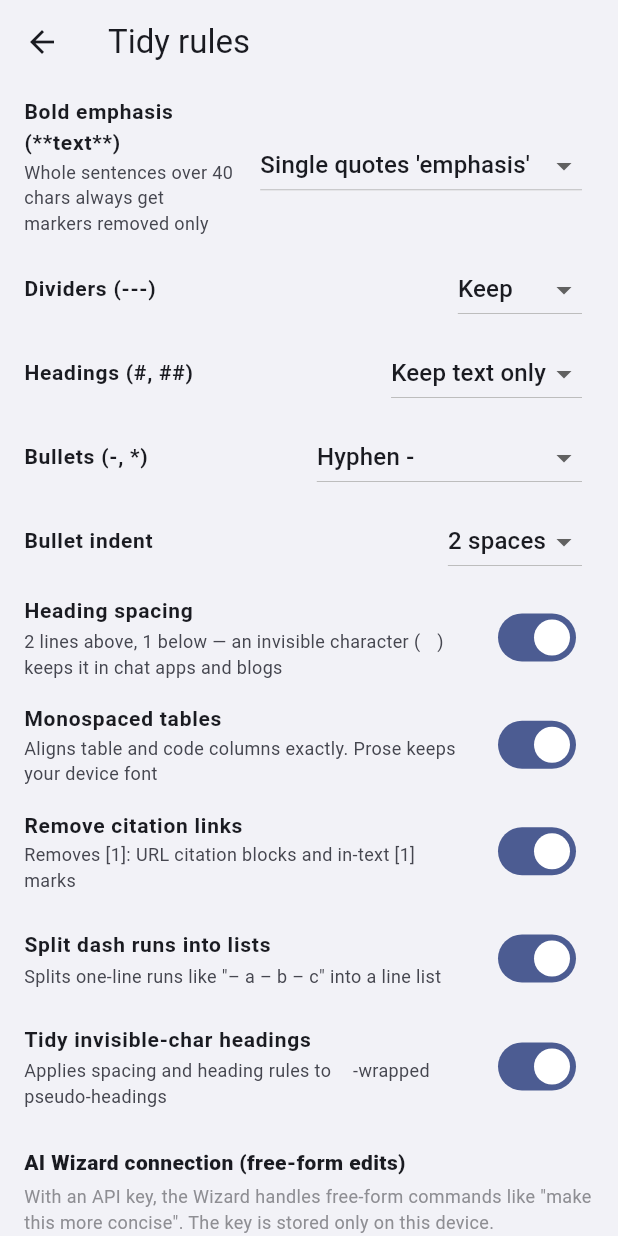
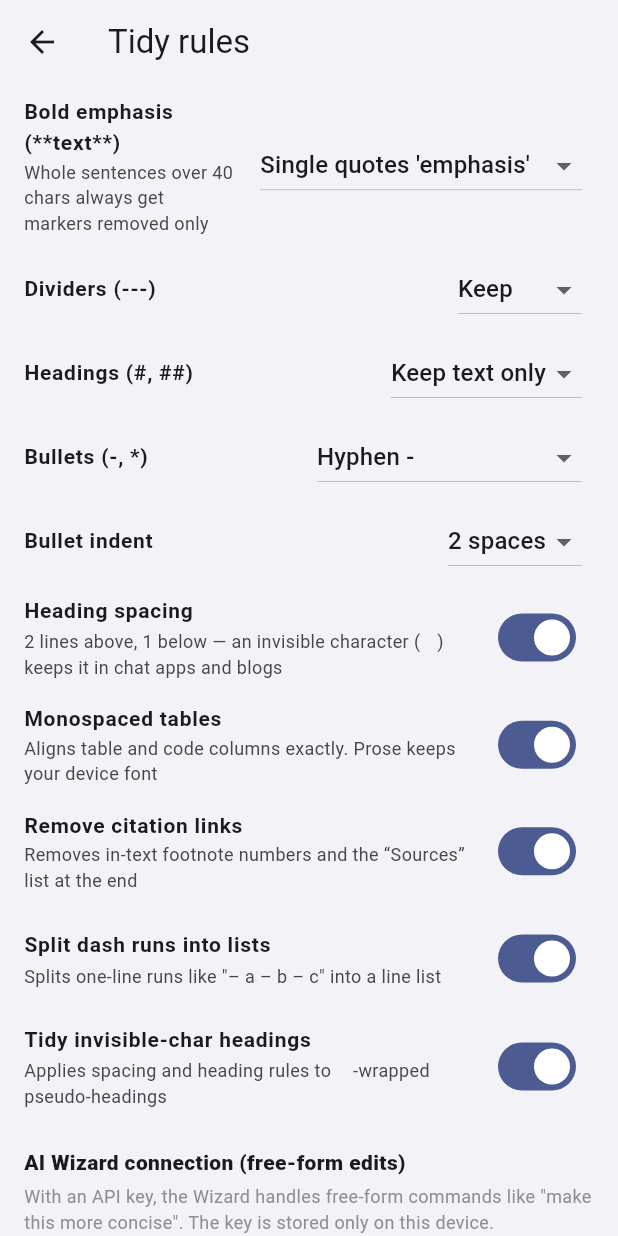
Before and after one commit to ziririt/simpletext-app, a Flutter app: the screen it shows after launch, after a tap on the "settings" icon, on a phone screen of 412 x 824 dp. Run offline on Flutter 3.47's test engine with Material 3 defaults, Android fonts, the phone set to English and light mode, and no system bars; our stand-ins replace shared_preferences.

Commit message:
ver.0.1.6.1 — 퍼플렉시티 각주·출처 목록 제거 + 버전 복사 가능
소유자 신고(2026-08-14): "퍼플렉시티의 경우 각주 번호(예시 : [6][7][8])가 많다.
다 삭제해줘. 본문 하단의 출처 부분도 엄청 길게 나오는데 다 삭제해."

원인: 출처 제거 기능은 있었으나 ChatGPT 형식(`[1]: https://...`)만 인식했다.
퍼플렉시티는 콜론이 없고(`[1] 제목 ... https://...`), 목록 위에 '출처' 제목이
따로 붙는다. 그래서 isCitationLine에 하나도 안 걸렸고, 출처 정의가 없다고
판단되어 본문 [n] 제거(inlineCites 게이트)까지 통째로 꺼져 있었다.

- isCitationLine: [번호]로 시작하고 같은 줄에 주소가 있으면 출처 줄로 인정.
  기존 형식은 그대로 통과하므로 상위집합이다.
- '출처/참고문헌/Sources' 같은 목록 제목도 제거 — 단, 바로 아래가 출처 줄일
  때만. 본문에 '참고'라는 낱말이 있다고 지우면 안 된다.
- 인라인 각주 제거 시 앞 공백까지 함께 제거. 안 그러면 "…입니다. [6][7][8]"이
  줄 끝 공백만 남긴 채 끝난다.
- 출처 목록이 없어도 [6][7][8]처럼 2개 이상 연속이면 각주로 보고 제거.
  혼자 있는 [1]은 "계약서 [1]항" 같은 본문일 수 있어 종전대로 보존한다.
- 설정 버전 표시를 SelectableText로 — 길게 눌러 복사(애플 기본 방식).
- 설정의 '출처 링크 제거' 설명을 새 동작에 맞게 9개 언어 갱신.
- 테스트 7개 추가(실제 신고 화면에서 옮긴 fixture). 웹 참조 엔진으로 기대값
  14개를 전부 대조해 확인했다.

웹(index.html)에 동일 적용 — 이 저장소 제1규칙.

Co-Authored-By: Claude Opus 5 <noreply@anthropic.com>
Claude-Session: https://claude.ai/code/session_01ANvZx3FYZbWSpuUwNsh6HL

```diff
--- a/lib/l10n/l10n_de.dart
+++ b/lib/l10n/l10n_de.dart
@@ -291,7 +291,7 @@ class L10nDe extends L10n {
   @override
   String get citationsTitle => 'Quellenlinks entfernen';
   @override
-  String get citationsSub => 'Entfernt [1]: URL-Quellenblöcke und [1]-Marken im Text';
+  String get citationsSub => 'Entfernt Fußnotenzahlen im Text und die Quellenliste am Ende';
   @override
   String get monoEditorTitle => 'Tabellen in Monospace';
   @override
--- a/lib/l10n/l10n_en.dart
+++ b/lib/l10n/l10n_en.dart
@@ -290,7 +290,7 @@ class L10nEn extends L10n {
   @override
   String get citationsTitle => 'Remove citation links';
   @override
-  String get citationsSub => 'Removes [1]: URL citation blocks and in-text [1] marks';
+  String get citationsSub => 'Removes in-text footnote numbers and the “Sources” list at the end';
   @override
   String get monoEditorTitle => 'Monospaced tables';
   @override
--- a/lib/l10n/l10n_es.dart
+++ b/lib/l10n/l10n_es.dart
@@ -290,7 +290,7 @@ class L10nEs extends L10n {
   @override
   String get citationsTitle => 'Quitar enlaces de citas';
   @override
-  String get citationsSub => 'Quita los bloques de citas [1]: URL y las marcas [1] del texto';
+  String get citationsSub => 'Elimina los números de nota del texto y la lista de fuentes del final';
   @override
   String get monoEditorTitle => 'Tablas en monoespaciado';
   @override
--- a/lib/l10n/l10n_fr.dart
+++ b/lib/l10n/l10n_fr.dart
@@ -291,7 +291,7 @@ class L10nFr extends L10n {
   @override
   String get citationsTitle => 'Retirer les liens de citation';
   @override
-  String get citationsSub => 'Retire les blocs de citation [1]: URL et les marques [1] dans le texte';
+  String get citationsSub => 'Supprime les numéros de note dans le texte et la liste des sources à la fin';
   @override
   String get monoEditorTitle => 'Tableaux à chasse fixe';
   @override
--- a/lib/l10n/l10n_ja.dart
+++ b/lib/l10n/l10n_ja.dart
@@ -288,7 +288,7 @@ class L10nJa extends L10n {
   @override
   String get citationsTitle => '出典リンクの除去';
   @override
-  String get citationsSub => '[1]: URL の出典ブロックと本文中の [1] 表記を除去';
+  String get citationsSub => '本文の脚注番号と末尾の「出典」一覧をまとめて削除します';
   @override
   String get monoEditorTitle => '表を等幅フォントで';
   @override
--- a/lib/l10n/l10n_ko.dart
+++ b/lib/l10n/l10n_ko.dart
@@ -288,7 +288,7 @@ class L10nKo extends L10n {
   @override
   String get citationsTitle => '출처 링크 제거';
   @override
-  String get citationsSub => '[1]: URL 출처 블록과 본문 [1] 표시 제거';
+  String get citationsSub => '본문의 각주 번호와 맨 아래 \'출처\' 목록을 함께 지웁니다';
   @override
   String get monoEditorTitle => '표를 등폭 글꼴로';
   @override
--- a/lib/l10n/l10n_pt.dart
+++ b/lib/l10n/l10n_pt.dart
@@ -290,7 +290,7 @@ class L10nPt extends L10n {
   @override
   String get citationsTitle => 'Remover links de citação';
   @override
-  String get citationsSub => 'Remove blocos de citação [1]: URL e marcas [1] no texto';
+  String get citationsSub => 'Remove os números de nota no texto e a lista de fontes no fim';
   @override
   String get monoEditorTitle => 'Tabelas em monoespaçado';
   @override
--- a/lib/l10n/l10n_zh_hans.dart
+++ b/lib/l10n/l10n_zh_hans.dart
@@ -288,7 +288,7 @@ class L10nZhHans extends L10n {
   @override
   String get citationsTitle => '去除引用链接';
   @override
-  String get citationsSub => '去除 [1]: URL 引用块和正文中的 [1] 标记';
+  String get citationsSub => '删除正文中的脚注编号和文末的“来源”列表';
   @override
   String get monoEditorTitle => '表格使用等宽字体';
   @override
--- a/lib/l10n/l10n_zh_hant.dart
+++ b/lib/l10n/l10n_zh_hant.dart
@@ -288,7 +288,7 @@ class L10nZhHant extends L10n {
   @override
   String get citationsTitle => '移除引用連結';
   @override
-  String get citationsSub => '移除 [1]: URL 引用區塊與內文中的 [1] 標記';
+  String get citationsSub => '刪除內文的註腳編號與文末的「來源」清單';
   @override
   String get monoEditorTitle => '表格使用等寬字型';
   @override
--- a/lib/main.dart
+++ b/lib/main.dart
@@ -1800,9 +1800,12 @@ class _SettingsScreenState extends State<SettingsScreen> {
           ),
           // 버전은 여기서 눈으로 확인한다. 업데이트가 실제로 반영됐는지
           // 이 숫자 하나로 알 수 있어야 한다(소유자 요청 2026-08-12).
+          // 2026-08-14: 눈으로 읽고 옮겨 적는 대신 그대로 복사할 수 있어야 한다는
+          // 요청. SelectableText면 길게 눌러 선택 → 복사 — 애플 기본 방식 그대로다.
+          // (탭 한 번에 복사되는 식의 독자 동작은 만들지 않는다)
           Padding(
             padding: const EdgeInsets.fromLTRB(16, 0, 16, 30),
-            child: Text(appVersionLabel,
+            child: SelectableText(appVersionLabel,
                 style: TextStyle(fontSize: 12, color: context.c.sub)),
           ),
         ],
--- a/lib/version.dart
+++ b/lib/version.dart
@@ -15,7 +15,7 @@
 library;
 
 /// 사람이 보는 버전. 기능이 바뀌면 가운데 자리, 고침만 있으면 끝자리를 올린다.
-const String appVersion = '0.1.5';
+const String appVersion = '0.1.6';
 
 /// 빌드 번호. 같은 버전으로 여러 번 올릴 때 구분한다.
 /// TestFlight 업로드 시에는 CI가 실행 번호로 덮어쓴다(같은 번호를 두 번 못 받기 때문).
--- a/pubspec.yaml
+++ b/pubspec.yaml
@@ -16,7 +16,7 @@ publish_to: 'none' # Remove this line if you wish to publish to pub.dev
 # https://developer.apple.com/library/archive/documentation/General/Reference/InfoPlistKeyReference/Articles/CoreFoundationKeys.html
 # In Windows, build-name is used as the major, minor, and patch parts
 # of the product and file versions while build-number is used as the build suffix.
-version: 0.1.5+1
+version: 0.1.6+1
 
 environment:
   sdk: ^3.12.2
```
Also changed, not shown: lib/core/tidy_engine.dart (+38 -5 lines), 2 other files.
